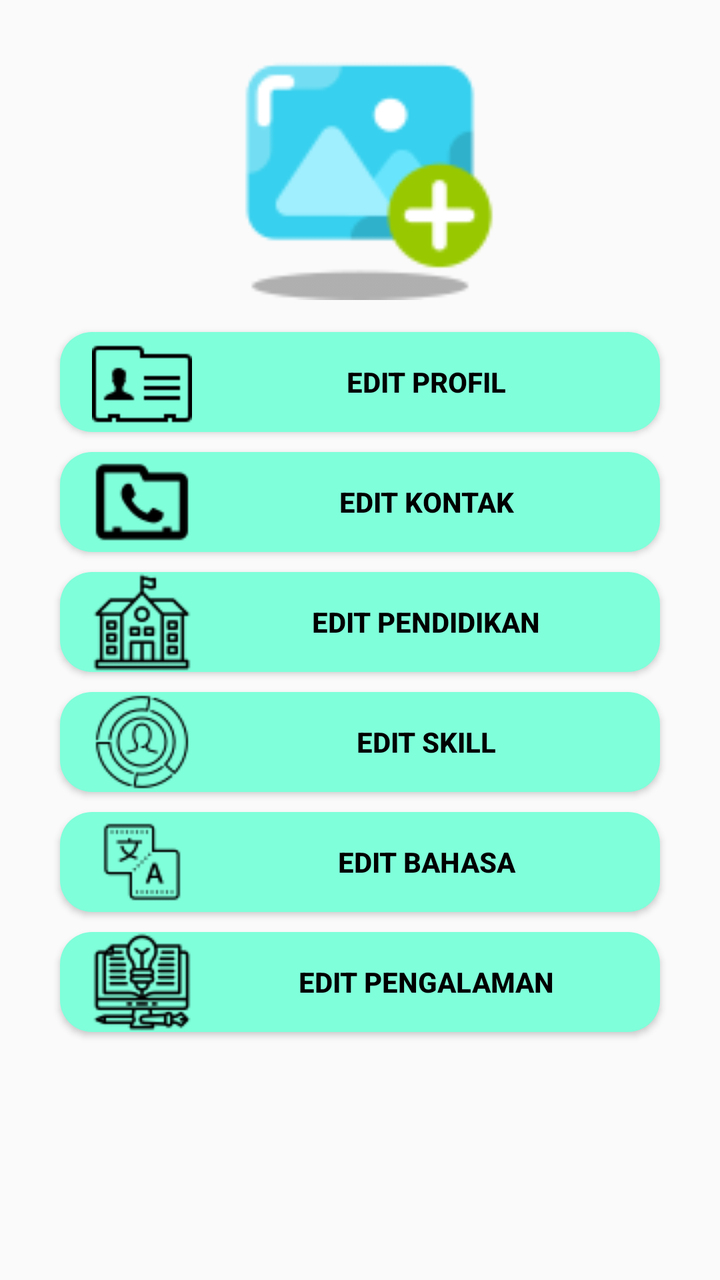
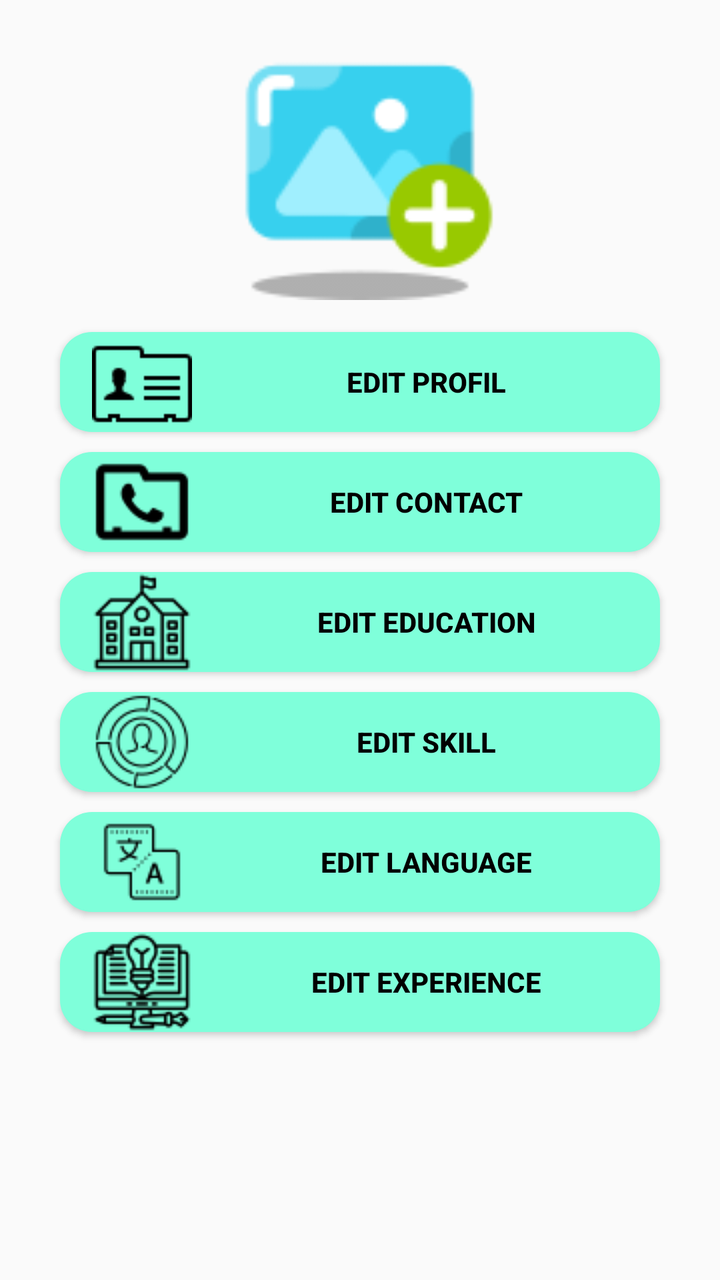

Compare the two renders of this Android layout. The source of the first and the diff that turns it into the second are given below.
<!-- AndroidManifest.xml: activity theme Theme.Design.Light -->
<!-- res/layout/activity_data_user.xml -->
<?xml version="1.0" encoding="utf-8"?>
<androidx.constraintlayout.widget.ConstraintLayout xmlns:android="http://schemas.android.com/apk/res/android"
    xmlns:app="http://schemas.android.com/apk/res-auto"
    xmlns:tools="http://schemas.android.com/tools"
    android:layout_width="match_parent"
    android:layout_height="match_parent"
    tools:context=".DataUserActivity">

    <ImageView
        android:id="@+id/data_img_user"
        android:layout_width="150dp"
        android:layout_height="150dp"
        android:layout_gravity="center_vertical"
        android:src="@drawable/img_user"
        app:layout_constraintLeft_toLeftOf="parent"
        app:layout_constraintRight_toRightOf="parent"
        tools:ignore="MissingConstraints"
        tools:layout_editor_absoluteY="42dp"
        />

    <Button
        android:id="@+id/edit_profil"
        android:layout_width="300dp"
        android:layout_height="50dp"
        android:background="@drawable/button_round_datauser"
        android:text="Edit Profil"
        android:textColor="@color/black"
        android:textStyle="bold"
        tools:ignore="MissingConstraints"
        app:layout_constraintLeft_toLeftOf="parent"
        app:layout_constraintRight_toRightOf="parent"
        tools:layout_editor_absoluteY="42dp"
        android:drawableLeft= "@drawable/icon_profil"
        android:layout_gravity="center_vertical"
        app:layout_constraintTop_toBottomOf="@+id/data_img_user"
        android:layout_margin="16dp"
        android:paddingLeft="16dp"
        />
    <Button
        android:id="@+id/edit_kontak"
        android:layout_width="300dp"
        android:layout_height="50dp"
        android:background="@drawable/button_round_datauser"
        android:text="Edit Kontak"
        android:textColor="@color/black"
        android:textStyle="bold"
        tools:ignore="MissingConstraints"
        app:layout_constraintLeft_toLeftOf="parent"
        app:layout_constraintRight_toRightOf="parent"
        tools:layout_editor_absoluteY="42dp"
        android:drawableLeft= "@drawable/icon_contact"
        android:layout_gravity="center_vertical"
        app:layout_constraintTop_toBottomOf="@+id/edit_profil"
        android:layout_margin="10dp"
        android:paddingLeft="16dp"
        />
    <Button
        android:id="@+id/edit_pendidikan"
        android:layout_width="300dp"
        android:layout_height="50dp"
        android:background="@drawable/button_round_datauser"
        android:text="Edit Pendidikan"
        android:textColor="@color/black"
        android:textStyle="bold"
        tools:ignore="MissingConstraints"
        app:layout_constraintLeft_toLeftOf="parent"
        app:layout_constraintRight_toRightOf="parent"
        tools:layout_editor_absoluteY="42dp"
        android:drawableLeft= "@drawable/icon_pendidikan"
        android:layout_gravity="center_vertical"
        app:layout_constraintTop_toBottomOf="@+id/edit_kontak"
        android:layout_margin="10dp"
        android:paddingLeft="16dp"
        />
    <Button
        android:id="@+id/edit_skill"
        android:layout_width="300dp"
        android:layout_height="50dp"
        android:background="@drawable/button_round_datauser"
        android:text="Edit Skill"
        android:textColor="@color/black"
        android:textStyle="bold"
        tools:ignore="MissingConstraints"
        app:layout_constraintLeft_toLeftOf="parent"
        app:layout_constraintRight_toRightOf="parent"
        tools:layout_editor_absoluteY="42dp"
        android:drawableLeft= "@drawable/icon_skills"
        android:layout_gravity="center_vertical"
        app:layout_constraintTop_toBottomOf="@+id/edit_pendidikan"
        android:layout_margin="10dp"
        android:paddingLeft="16dp"
        />
    <Button
        android:id="@+id/edit_bahasa"
        android:layout_width="300dp"
        android:layout_height="50dp"
        android:background="@drawable/button_round_datauser"
        android:text="Edit Bahasa"
        android:textColor="@color/black"
        android:textStyle="bold"
        tools:ignore="MissingConstraints"
        app:layout_constraintLeft_toLeftOf="parent"
        app:layout_constraintRight_toRightOf="parent"
        tools:layout_editor_absoluteY="42dp"
        android:drawableLeft= "@drawable/icon_bahasa"
        android:layout_gravity="center_vertical"
        app:layout_constraintTop_toBottomOf="@+id/edit_skill"
        android:layout_margin="10dp"
        android:paddingLeft="16dp"
        />
    <Button
        android:id="@+id/edit_pengalaman"
        android:layout_width="300dp"
        android:layout_height="50dp"
        android:background="@drawable/button_round_datauser"
        android:text="Edit Pengalaman"
        android:textColor="@color/black"
        android:textStyle="bold"
        tools:ignore="MissingConstraints"
        app:layout_constraintLeft_toLeftOf="parent"
        app:layout_constraintRight_toRightOf="parent"
        tools:layout_editor_absoluteY="42dp"
        android:drawableLeft= "@drawable/icon_pengalaman"
        android:layout_gravity="center_vertical"
        app:layout_constraintTop_toBottomOf="@+id/edit_bahasa"
        android:layout_margin="10dp"
        android:paddingLeft="16dp"
        />




</androidx.constraintlayout.widget.ConstraintLayout>
<!-- resources referenced by this layout -->
<resources>
  <color name="black">#000000</color>
  <!-- drawable button_round_datauser (drawable) -->
  <?xml version="1.0" encoding="utf-8" ?>
  <selector xmlns:android="http://schemas.android.com/apk/res/android">
      <item android:state_pressed="false" >
          <shape>
              <solid
                  android:color="#7FFFDA" />
              <stroke
                  android:width="0px"
                  android:color="#45a9da" />
              <corners android:radius="16dp" />
          </shape>
      </item>
      <item android:state_pressed="true" >
          <shape>
              <solid
                  android:color="#ba78e7" />
              <stroke
                  android:width="0px"
                  android:color="#ad60e1" />
              <corners android:radius="16dp" />
          </shape>
      </item>
  </selector>
  <!-- drawable icon_bahasa: png bitmap (drawable-v24, 695 bytes) -->
  <!-- drawable icon_contact: png bitmap (drawable-v24, 636 bytes) -->
  <!-- drawable icon_pendidikan: png bitmap (drawable-v24, 1137 bytes) -->
  <!-- drawable icon_pengalaman: png bitmap (drawable-v24, 1554 bytes) -->
  <!-- drawable icon_profil: png bitmap (drawable-v24, 436 bytes) -->
  <!-- drawable icon_skills: png bitmap (drawable-v24, 1814 bytes) -->
  <!-- drawable img_user: png bitmap (drawable-v24, 2662 bytes) -->
</resources>

<!-- the commit's change to res/layout/activity_data_user.xml (unified diff, before → after) -->
@@ -23,7 +23,7 @@
         android:layout_width="300dp"
         android:layout_height="50dp"
         android:background="@drawable/button_round_datauser"
-        android:text="Edit Profil"
+        android:text="@string/edit_profil"
         android:textColor="@color/black"
         android:textStyle="bold"
         tools:ignore="MissingConstraints"
@@ -41,7 +41,7 @@
         android:layout_width="300dp"
         android:layout_height="50dp"
         android:background="@drawable/button_round_datauser"
-        android:text="Edit Kontak"
+        android:text="@string/edit_contact"
         android:textColor="@color/black"
         android:textStyle="bold"
         tools:ignore="MissingConstraints"
@@ -59,7 +59,7 @@
         android:layout_width="300dp"
         android:layout_height="50dp"
         android:background="@drawable/button_round_datauser"
-        android:text="Edit Pendidikan"
+        android:text="@string/edit_education"
         android:textColor="@color/black"
         android:textStyle="bold"
         tools:ignore="MissingConstraints"
@@ -77,7 +77,7 @@
         android:layout_width="300dp"
         android:layout_height="50dp"
         android:background="@drawable/button_round_datauser"
-        android:text="Edit Skill"
+        android:text="@string/edit_skill"
         android:textColor="@color/black"
         android:textStyle="bold"
         tools:ignore="MissingConstraints"
@@ -95,7 +95,7 @@
         android:layout_width="300dp"
         android:layout_height="50dp"
         android:background="@drawable/button_round_datauser"
-        android:text="Edit Bahasa"
+        android:text="@string/edit_language"
         android:textColor="@color/black"
         android:textStyle="bold"
         tools:ignore="MissingConstraints"
@@ -113,7 +113,7 @@
         android:layout_width="300dp"
         android:layout_height="50dp"
         android:background="@drawable/button_round_datauser"
-        android:text="Edit Pengalaman"
+        android:text="@string/edit_experience"
         android:textColor="@color/black"
         android:textStyle="bold"
         tools:ignore="MissingConstraints"
<!-- resource entries referenced after the edit -->
@@ -32,5 +32,11 @@
   <!-- drawable icon_profil: png bitmap (drawable-v24, 436 bytes) -->
   <!-- drawable icon_skills: png bitmap (drawable-v24, 1814 bytes) -->
   <!-- drawable img_user: png bitmap (drawable-v24, 2662 bytes) -->
+  <string name="edit_contact">Edit Contact</string>
+  <string name="edit_education">Edit Education</string>
+  <string name="edit_experience">Edit Experience</string>
+  <string name="edit_language">Edit Language</string>
+  <string name="edit_profil">Edit Profil</string>
+  <string name="edit_skill">Edit Skill</string>
 </resources>
 
